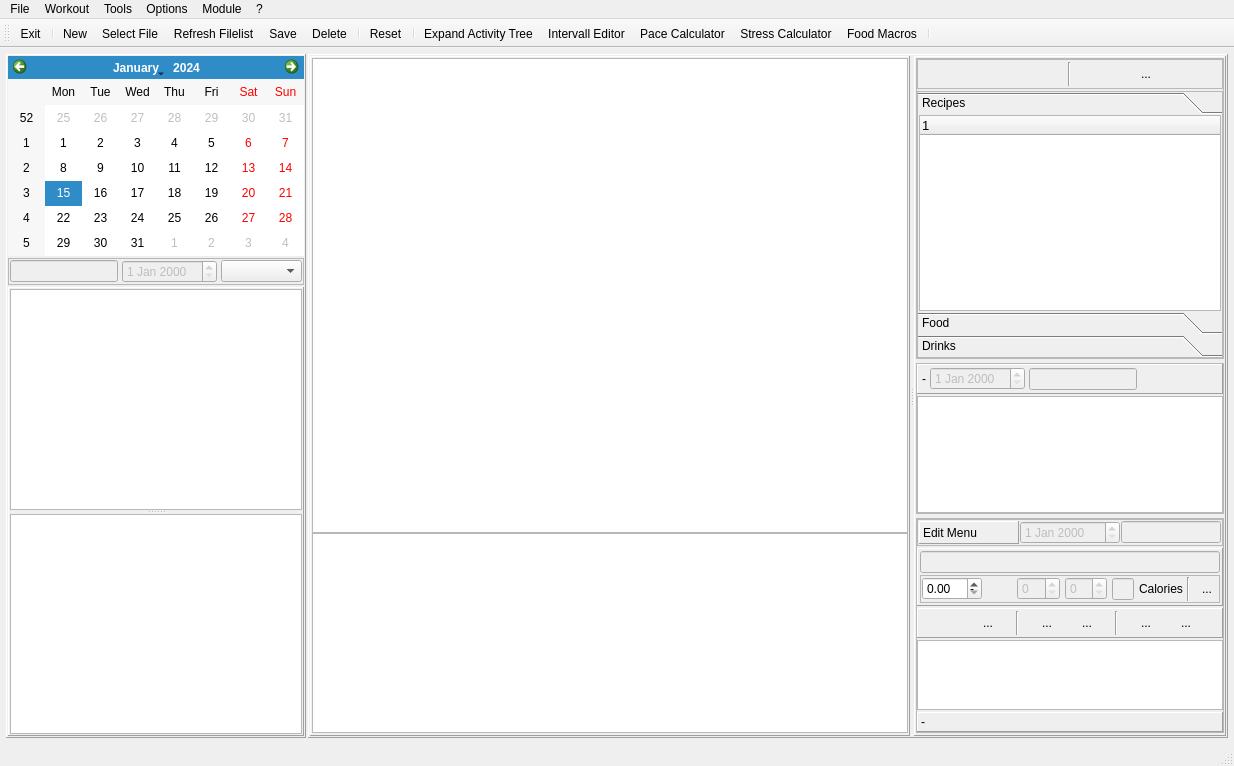
First picture: the form in mainwindow.ui, repository Tria-Andy/WorkoutEditor, before the edit.
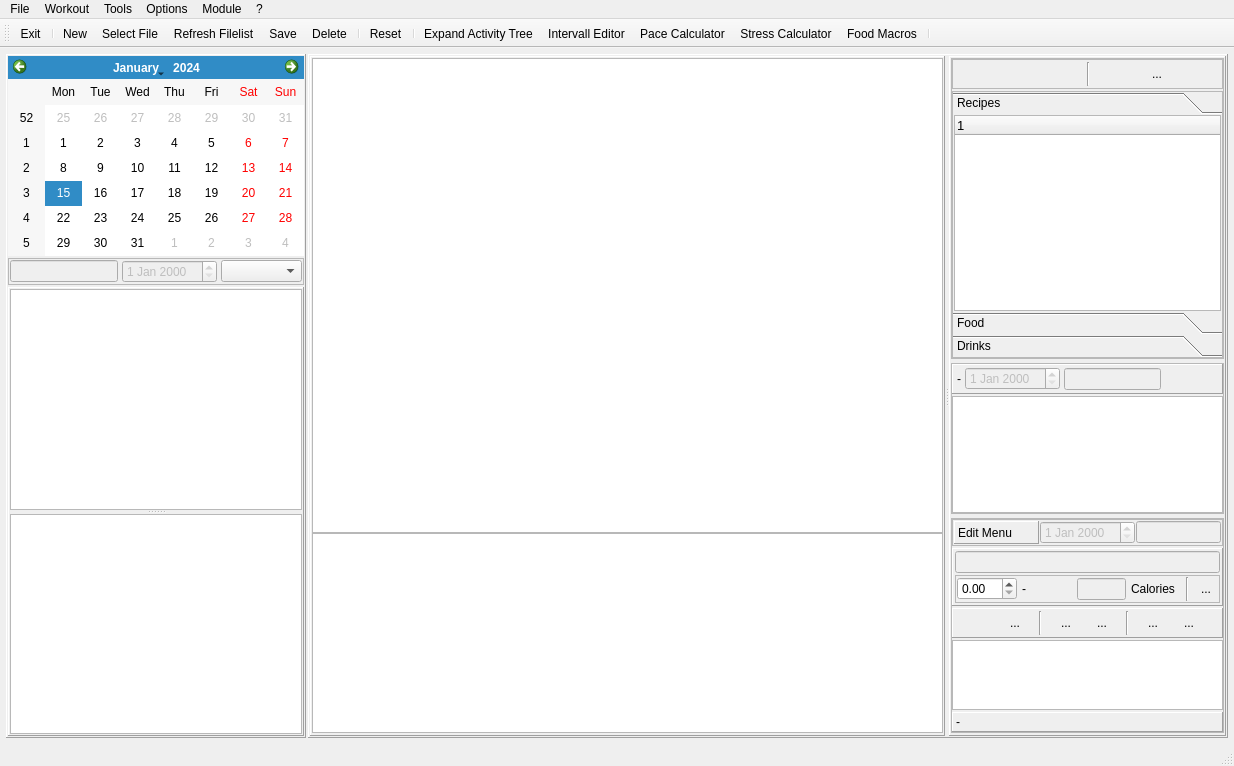
Second picture: the form after the edit. The open tabs and pages were chosen to show the change. Icons and pictures are not drawn. Custom widgets are drawn as their Qt base class.

Diff of the .ui file:
```diff
--- a/mainwindow.ui
+++ b/mainwindow.ui
@@ -3363,26 +3363,6 @@
                           </property>
                          </widget>
                         </item>
-                        <item>
-                         <widget class="QSpinBox" name="spinBox_calories">
-                          <property name="enabled">
-                           <bool>false</bool>
-                          </property>
-                          <property name="maximum">
-                           <number>5000</number>
-                          </property>
-                         </widget>
-                        </item>
-                        <item>
-                         <widget class="QSpinBox" name="spinBox_portFactor">
-                          <property name="enabled">
-                           <bool>false</bool>
-                          </property>
-                          <property name="maximum">
-                           <number>100</number>
-                          </property>
-                         </widget>
-                        </item>
                         <item>
                          <widget class="QLineEdit" name="lineEdit_calories">
                           <property name="enabled">
```
